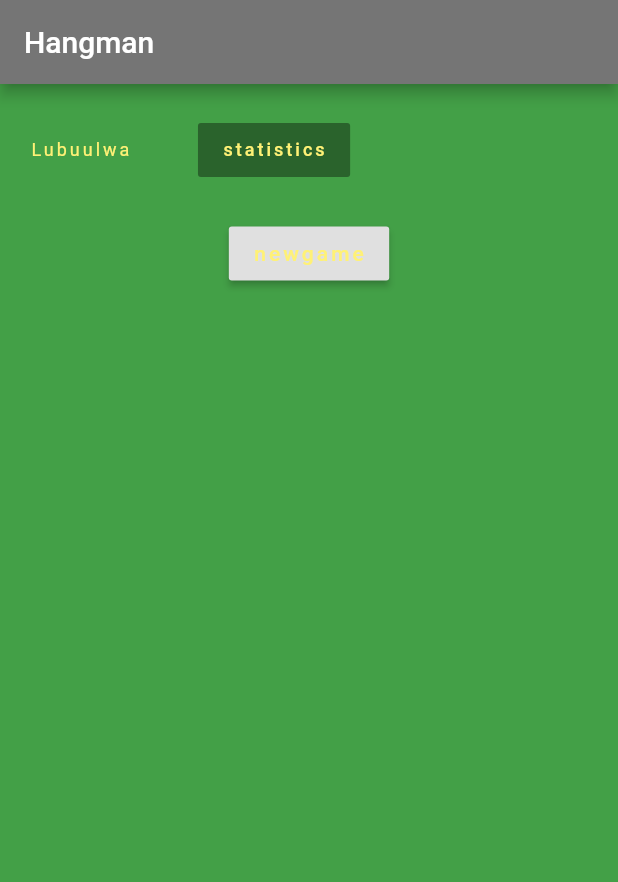
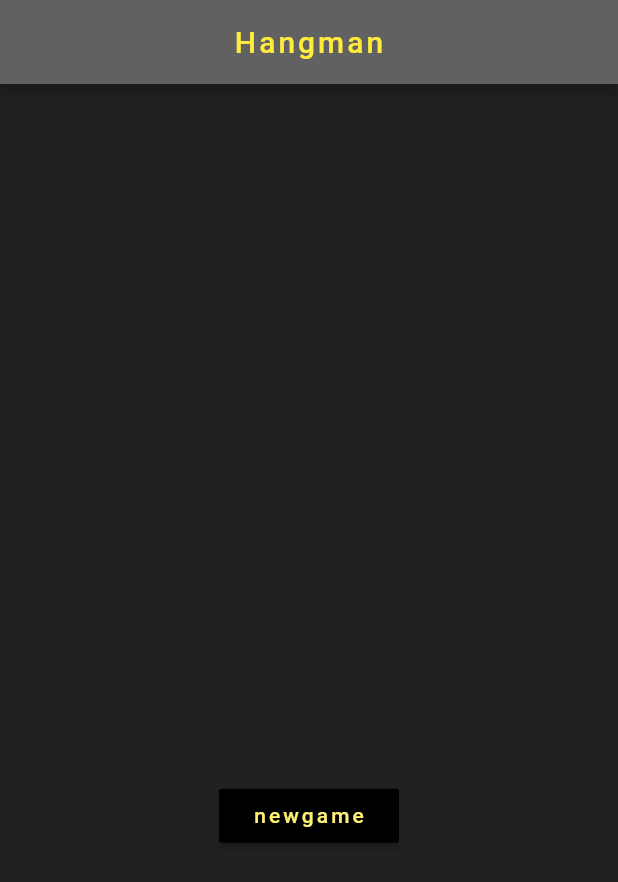
Before and after one commit to mpiima1/hangman, a Flutter app: the screen it shows after launch, on a phone screen of 412 x 824 dp. Shown: the top 882 px of the screen. Run offline on Flutter 3.47's test engine with Material 2 defaults, Android fonts, the phone set to English and light mode, and no system bars; missing offline and left inert: virtual_keyboard; project files that could hold a hidden picture were left out.

Commit message:
change ui

```diff
--- a/lib/main.dart
+++ b/lib/main.dart
@@ -1,6 +1,7 @@
 import 'dart:async';
 import 'dart:core';
 import 'package:flutter/material.dart';
+import 'package:flutter/services.dart';
 import 'dart:io';
 import 'package:path_provider/path_provider.dart';
 import 'gamelogic.dart';
@@ -15,11 +16,16 @@ void main(List<String> args) {
 class Hangman extends StatelessWidget {
   @override
   Widget build(BuildContext context) {
+    SystemChrome.setPreferredOrientations([DeviceOrientation.portraitUp]);
     return Scaffold(
-      backgroundColor: Colors.green[600],
+      backgroundColor: Colors.grey[900],
       appBar: AppBar(
-        title: Text('Hangman'),
-        backgroundColor: Colors.grey[600],
+        title: Center(
+            child: Text(
+          'Hangman',
+          style: TextStyle(letterSpacing: 2.0, color: Colors.yellow),
+        )),
+        backgroundColor: Colors.grey[700],
       ),
       body: Homepage(),
     );
@@ -89,39 +95,29 @@ class _HomepageState extends State<Homepage> {
   @override
   Widget build(BuildContext context) {
     return Container(
+      //height: 300,
       padding: EdgeInsets.fromLTRB(20, 20, 20, 20),
       child: Column(
         children: <Widget>[
-          Row(
-            children: <Widget>[
-              Text(
-                'Lubuulwa         ',
-                style: TextStyle(
-                    letterSpacing: 2.0,
-                    fontSize: 12,
-                    color: Colors.yellow[300]),
+          Expanded(
+            flex: 3,
+            child: Container(
+              height: 400,
             ),
-              RaisedButton(
-                onPressed: null, //_onpressed1,
-                child: Text(
-                  'statistics',
-                  style: TextStyle(
-                    letterSpacing: 2.0,
-                    fontSize: 12,
-                    color: Colors.yellow[300],
-                  ),
-                ),
-              )
-            ],
           ),
           SizedBox(
             height: 20,
           ),
-          Center(
+          Expanded(
+            flex: 2,
+            child: Center(
               child: Column(
                 children: <Widget>[
                   finState == 'false'
-                    ? RaisedButton(
+                      ? Container(
+                          width: 120,
+                          child: RaisedButton(
+                            color: Colors.black,
                             onPressed: () {
                               Navigator.push(
                                   context,
@@ -135,19 +131,26 @@ class _HomepageState extends State<Homepage> {
                             },
                             child: Text(
                               'resume',
-                          style: TextStyle(letterSpacing: 2.0),
+                              style: TextStyle(
+                                  letterSpacing: 2.0, color: Colors.yellow),
+                            ),
                           ),
                         )
                       : SizedBox(
                           height: 1,
                         ),
-                RaisedButton(
+                  SizedBox(height: 10),
+                  Container(
+                    width: 120,
+                    child: RaisedButton(
+                      color: Colors.black,
                       onPressed: () {
                         Navigator.push(
                                 context,
                                 MaterialPageRoute(
                                     builder: (context) =>
-                                Gamelogic(finished: 'true'))).then(onGoBack);
+                                        Gamelogic(finished: 'true')))
+                            .then(onGoBack);
                       },
                       child: Text(
                         'newgame',
@@ -156,23 +159,15 @@ class _HomepageState extends State<Homepage> {
                           color: Colors.yellow[300],
                         ),
                       ),
-                )
-                /* DropdownButton(items: [
-                  DropdownMenuItem(
-                    child: RaisedButton(
-                      onPressed: () {
-                        Navigator.push(
-                            context,
-                            MaterialPageRoute(
-                                builder: (context) => Gamelogic()));
-                      },
-                      child: Text('animals'),
                     ),
                   )
-                ], onChanged: null),*/
                 ],
               ),
-          )
+            ),
+          ),
+          SizedBox(
+            height: 20,
+          ),
         ],
       ),
     );
```
Lines whose indentation alone changed are shown as unchanged.
